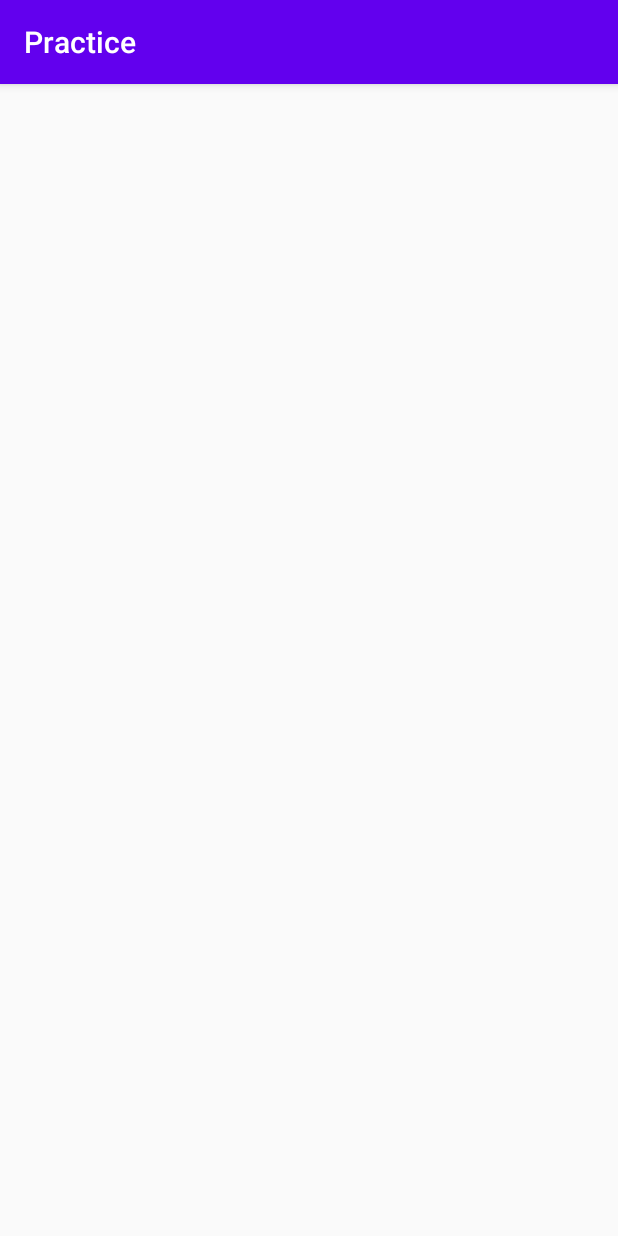
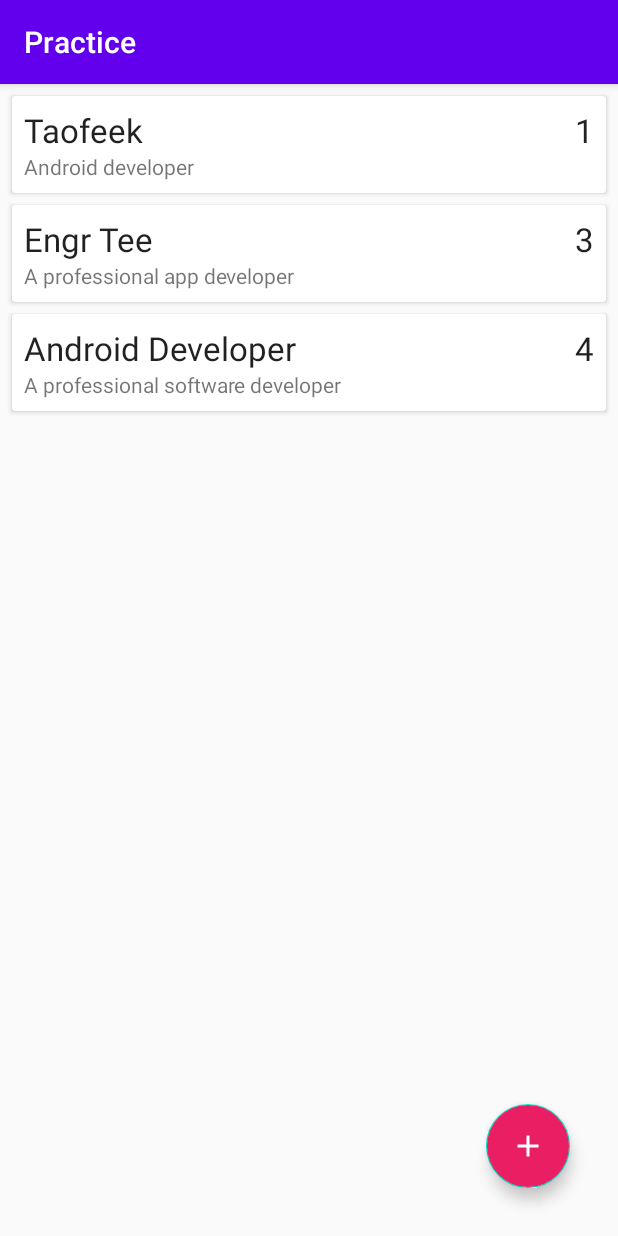
Before and after one commit to EngrTaofeek/Practice, an Android app: the screen it shows after launch (MainActivity), on a phone screen of 412 x 824 dp. Run offline under Robolectric (Android 15) with nearby library versions, the phone set to English and light mode, and no system bars; our stand-ins replace Room's generated code.

Commit message:
Adding custom Note creation feature

```diff
--- a/app/src/main/AndroidManifest.xml
+++ b/app/src/main/AndroidManifest.xml
@@ -9,6 +9,7 @@
         android:roundIcon="@mipmap/ic_launcher_round"
         android:supportsRtl="true"
         android:theme="@style/AppTheme">
+        <activity android:name=".AddNoteActivity"></activity>
         <activity android:name=".MainActivity">
             <intent-filter>
                 <action android:name="android.intent.action.MAIN" />
--- a/app/src/main/java/com/taofeek/practice/MainActivity.java
+++ b/app/src/main/java/com/taofeek/practice/MainActivity.java
@@ -3,6 +3,8 @@ package com.taofeek.practice;
 import androidx.appcompat.app.AppCompatActivity;
 import androidx.lifecycle.Observer;
 import androidx.lifecycle.ViewModelProvider;
+import androidx.recyclerview.widget.LinearLayoutManager;
+import androidx.recyclerview.widget.RecyclerView;
 
 import android.os.Bundle;
 
@@ -15,11 +17,17 @@ public class MainActivity extends AppCompatActivity {
     protected void onCreate(Bundle savedInstanceState) {
         super.onCreate(savedInstanceState);
         setContentView(R.layout.activity_main);
+        RecyclerView recyclerView = findViewById(R.id.recycler_view);
+        recyclerView.setLayoutManager(new LinearLayoutManager(this));
+        recyclerView.setHasFixedSize(true);
+        final NoteAdapter adapter = new NoteAdapter();
+        recyclerView.setAdapter(adapter);
         noteViewModel = new ViewModelProvider(this, ViewModelProvider.AndroidViewModelFactory
                 .getInstance(this.getApplication())).get(NoteViewModel.class);
         noteViewModel.getAllNotes().observe(this, new Observer<List<Note>>() {
             @Override
             public void onChanged(List<Note> notes) {
+                adapter.setNotes(notes);
 
             }
         });
--- /dev/null
+++ b/app/src/main/java/com/taofeek/practice/NoteAdapter.java
@@ -0,0 +1,50 @@
+package com.taofeek.practice;
+
+import android.view.LayoutInflater;
+import android.view.View;
+import android.view.ViewGroup;
+import android.widget.TextView;
+
+import androidx.annotation.NonNull;
+import androidx.recyclerview.widget.RecyclerView;
+
+import java.util.ArrayList;
+import java.util.List;
+
+public class NoteAdapter extends RecyclerView.Adapter<NoteAdapter.NoteHolder>{
+    private List<Note> notes = new ArrayList<>();
+    @NonNull
+    @Override
+    public NoteHolder onCreateViewHolder(@NonNull ViewGroup parent, int viewType) {
+        View itemView = LayoutInflater.from(parent.getContext())
+                .inflate(R.layout.note_item, parent, false);
+        return new NoteHolder(itemView);
+    }
+    @Override
+    public void onBindViewHolder(@NonNull NoteHolder holder, int position) {
+        Note currentNote = notes.get(position);
+        holder.textViewTitle.setText(currentNote.getTitle());
+        holder.textViewDescription.setText(currentNote.getDescription());
+        holder.textViewPriority.setText(String.valueOf(currentNote.getPriority()));
+    }
+    @Override
+    public int getItemCount() {
+        return notes.size();
+    }
+    public void setNotes(List<Note> notes) {
+        this.notes = notes;
+        notifyDataSetChanged();
+    }
+    class NoteHolder extends RecyclerView.ViewHolder {
+        private TextView textViewTitle;
+        private TextView textViewDescription;
+        private TextView textViewPriority;
+        public NoteHolder(View itemView) {
+            super(itemView);
+            textViewTitle = itemView.findViewById(R.id.text_view_title);
+            textViewDescription = itemView.findViewById(R.id.text_view_description);
+            textViewPriority = itemView.findViewById(R.id.text_view_priority);
+        }
+    }
+
+}
--- /dev/null
+++ b/app/src/main/res/drawable/ic_baseline_add_24.xml
@@ -0,0 +1,10 @@
+<vector xmlns:android="http://schemas.android.com/apk/res/android"
+    android:width="24dp"
+    android:height="24dp"
+    android:viewportWidth="24"
+    android:viewportHeight="24"
+    android:tint="?attr/colorControlNormal">
+  <path
+      android:fillColor="@android:color/white"
+      android:pathData="M19,13h-6v6h-2v-6H5v-2h6V5h2v6h6v2z"/>
+</vector>
--- /dev/null
+++ b/app/src/main/res/drawable/ic_save.xml
@@ -0,0 +1,5 @@
+<vector android:height="24dp" android:tint="#FFFFFF"
+    android:viewportHeight="24" android:viewportWidth="24"
+    android:width="24dp" xmlns:android="http://schemas.android.com/apk/res/android">
+    <path android:fillColor="@android:color/white" android:pathData="M17,3L5,3c-1.11,0 -2,0.9 -2,2v14c0,1.1 0.89,2 2,2h14c1.1,0 2,-0.9 2,-2L21,7l-4,-4zM12,19c-1.66,0 -3,-1.34 -3,-3s1.34,-3 3,-3 3,1.34 3,3 -1.34,3 -3,3zM15,9L5,9L5,5h10v4z"/>
+</vector>
--- a/app/src/main/res/layout/activity_main.xml
+++ b/app/src/main/res/layout/activity_main.xml
@@ -1,10 +1,29 @@
 <?xml version="1.0" encoding="utf-8"?>
-<androidx.constraintlayout.widget.ConstraintLayout xmlns:android="http://schemas.android.com/apk/res/android"
+<androidx.coordinatorlayout.widget.CoordinatorLayout xmlns:android="http://schemas.android.com/apk/res/android"
     xmlns:app="http://schemas.android.com/apk/res-auto"
     xmlns:tools="http://schemas.android.com/tools"
     android:layout_width="match_parent"
     android:layout_height="match_parent"
     tools:context=".MainActivity">
 
+    <androidx.recyclerview.widget.RecyclerView
+        android:id="@+id/recycler_view"
+        android:layout_width="match_parent"
+        android:layout_height="match_parent"
+        app:layout_anchor="@+id/recycler_view"
+        app:layout_anchorGravity="center"
+        tools:listitem="@layout/note_item" />
 
-</androidx.constraintlayout.widget.ConstraintLayout>
+    <com.google.android.material.floatingactionbutton.FloatingActionButton
+        android:id="@+id/button_add_note"
+        android:layout_width="wrap_content"
+        android:layout_height="wrap_content"
+        android:layout_gravity="bottom|right"
+        android:layout_margin="32dp"
+        android:backgroundTint="#E91E63"
+        android:clickable="true"
+        android:foregroundTint="@color/white"
+        android:tint="#FFFFFF"
+        app:srcCompat="@drawable/ic_baseline_add_24" />
+
+</androidx.coordinatorlayout.widget.CoordinatorLayout>
--- /dev/null
+++ b/app/src/main/res/layout/note_item.xml
@@ -0,0 +1,43 @@
+<?xml version="1.0" encoding="utf-8"?>
+<androidx.cardview.widget.CardView
+    xmlns:android="http://schemas.android.com/apk/res/android"
+    android:layout_width="match_parent"
+    android:layout_height="wrap_content"
+    android:layout_marginEnd="8dp"
+    android:layout_marginStart="8dp"
+    android:layout_marginTop="8dp">
+
+    <RelativeLayout
+        android:layout_width="wrap_content"
+        android:layout_height="wrap_content"
+        android:padding="8dp">
+
+        <TextView
+            android:id="@+id/text_view_priority"
+            android:layout_width="wrap_content"
+            android:layout_height="wrap_content"
+            android:layout_alignParentEnd="true"
+            android:text="1"
+            android:textAppearance="@style/TextAppearance.AppCompat.Large" />
+
+        <TextView
+            android:id="@+id/text_view_title"
+            android:layout_width="wrap_content"
+            android:layout_height="wrap_content"
+            android:layout_alignParentStart="true"
+            android:layout_toStartOf="@id/text_view_priority"
+            android:ellipsize="end"
+            android:maxLines="1"
+            android:text="Title"
+            android:textAppearance="@style/TextAppearance.AppCompat.Large" />
+
+        <TextView
+            android:id="@+id/text_view_description"
+            android:layout_width="wrap_content"
+            android:layout_height="wrap_content"
+            android:layout_below="@id/text_view_title"
+            android:text="Description" />
+
+    </RelativeLayout>
+
+</androidx.cardview.widget.CardView>
```
Also changed, not shown: app/src/main/java/com/taofeek/practice/AddNoteActivity.java (added, +22 -0 lines), app/src/main/res/layout/activity_add_note.xml (added, +54 -0 lines), app/src/main/res/menu/add_note_menu.xml (added, +10 -0 lines).
